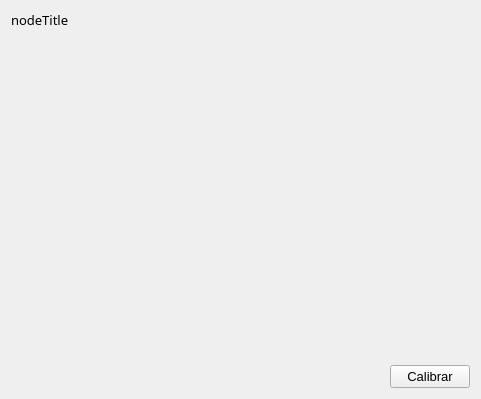
First picture: the form in interface/interface.ui, repository cosimani/hand-face-nui, before the edit.
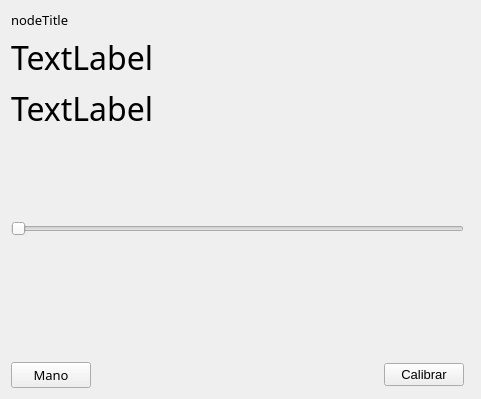
Second picture: the form after the edit.

Commit message: Se agregó la carasterística del Slider controlado con un movimiento continuo de la cara.

```diff
--- a/interface/interface.ui
+++ b/interface/interface.ui
@@ -21,6 +21,106 @@
   </property>
   <layout class="QGridLayout" name="gridLayout">
    <item row="3" column="0" colspan="2">
+    <widget class="QLabel" name="sentenceLabel">
+     <property name="font">
+      <font>
+       <family>Segoe UI</family>
+       <pointsize>36</pointsize>
+      </font>
+     </property>
+     <property name="text">
+      <string/>
+     </property>
+     <property name="alignment">
+      <set>Qt::AlignCenter</set>
+     </property>
+     <property name="wordWrap">
+      <bool>true</bool>
+     </property>
+    </widget>
+   </item>
+   <item row="4" column="0">
+    <spacer name="verticalSpacer_3">
+     <property name="orientation">
+      <enum>Qt::Vertical</enum>
+     </property>
+     <property name="sizeHint" stdset="0">
+      <size>
+       <width>20</width>
+       <height>40</height>
+      </size>
+     </property>
+    </spacer>
+   </item>
+   <item row="11" column="0">
+    <layout class="QHBoxLayout" name="horizontalLayout">
+     <item>
+      <widget class="QPushButton" name="pbMano">
+       <property name="font">
+        <font>
+         <pointsize>10</pointsize>
+        </font>
+       </property>
+       <property name="text">
+        <string>Mano</string>
+       </property>
+       <property name="checkable">
+        <bool>true</bool>
+       </property>
+      </widget>
+     </item>
+     <item>
+      <spacer name="horizontalSpacer">
+       <property name="orientation">
+        <enum>Qt::Horizontal</enum>
+       </property>
+       <property name="sizeHint" stdset="0">
+        <size>
+         <width>40</width>
+         <height>20</height>
+        </size>
+       </property>
+      </spacer>
+     </item>
+     <item>
+      <widget class="QPushButton" name="calibrateButton">
+       <property name="font">
+        <font>
+         <family>Segoe UI</family>
+         <pointsize>10</pointsize>
+        </font>
+       </property>
+       <property name="text">
+        <string>Calibrar</string>
+       </property>
+      </widget>
+     </item>
+    </layout>
+   </item>
+   <item row="10" column="0" colspan="2">
+    <spacer name="verticalSpacer">
+     <property name="orientation">
+      <enum>Qt::Vertical</enum>
+     </property>
+     <property name="sizeHint" stdset="0">
+      <size>
+       <width>20</width>
+       <height>40</height>
+      </size>
+     </property>
+    </spacer>
+   </item>
+   <item row="5" column="0">
+    <widget class="QSlider" name="slider">
+     <property name="enabled">
+      <bool>false</bool>
+     </property>
+     <property name="orientation">
+      <enum>Qt::Horizontal</enum>
+     </property>
+    </widget>
+   </item>
+   <item row="7" column="0">
     <widget class="QScrollArea" name="scrollArea">
      <property name="frameShape">
       <enum>QFrame::NoFrame</enum>
@@ -39,8 +139,8 @@
        <rect>
         <x>0</x>
         <y>0</y>
-        <width>463</width>
-        <height>85</height>
+        <width>457</width>
+        <height>68</height>
        </rect>
       </property>
       <layout class="QGridLayout" name="gridLayout_2" rowstretch="0">
@@ -63,48 +163,12 @@
      </widget>
     </widget>
    </item>
-   <item row="2" column="0" colspan="2">
-    <spacer name="verticalSpacer_2">
-     <property name="orientation">
-      <enum>Qt::Vertical</enum>
+   <item row="1" column="0">
+    <widget class="QLabel" name="lPosicionX">
+     <property name="text">
+      <string>TextLabel</string>
      </property>
-     <property name="sizeHint" stdset="0">
-      <size>
-       <width>20</width>
-       <height>40</height>
-      </size>
-     </property>
-    </spacer>
-   </item>
-   <item row="7" column="0" colspan="2">
-    <layout class="QHBoxLayout" name="horizontalLayout">
-     <item>
-      <spacer name="horizontalSpacer">
-       <property name="orientation">
-        <enum>Qt::Horizontal</enum>
-       </property>
-       <property name="sizeHint" stdset="0">
-        <size>
-         <width>40</width>
-         <height>20</height>
-        </size>
-       </property>
-      </spacer>
-     </item>
-     <item>
-      <widget class="QPushButton" name="calibrateButton">
-       <property name="font">
-        <font>
-         <family>Segoe UI</family>
-         <pointsize>10</pointsize>
-        </font>
-       </property>
-       <property name="text">
-        <string>Calibrar</string>
-       </property>
-      </widget>
-     </item>
-    </layout>
+    </widget>
    </item>
    <item row="0" column="0" colspan="2">
     <widget class="QLabel" name="nodeTitleLabel">
@@ -119,27 +183,8 @@
      </property>
     </widget>
    </item>
-   <item row="1" column="0" colspan="2">
-    <widget class="QLabel" name="sentenceLabel">
-     <property name="font">
-      <font>
-       <family>Segoe UI</family>
-       <pointsize>36</pointsize>
-      </font>
-     </property>
-     <property name="text">
-      <string/>
-     </property>
-     <property name="alignment">
-      <set>Qt::AlignCenter</set>
-     </property>
-     <property name="wordWrap">
-      <bool>true</bool>
-     </property>
-    </widget>
-   </item>
-   <item row="5" column="0" colspan="2">
-    <spacer name="verticalSpacer">
+   <item row="6" column="0" colspan="2">
+    <spacer name="verticalSpacer_2">
      <property name="orientation">
       <enum>Qt::Vertical</enum>
      </property>
@@ -151,6 +196,13 @@
      </property>
     </spacer>
    </item>
+   <item row="2" column="0">
+    <widget class="QLabel" name="lInfo">
+     <property name="text">
+      <string>TextLabel</string>
+     </property>
+    </widget>
+   </item>
   </layout>
  </widget>
  <resources/>
```
The commit also changes 15 other files.
